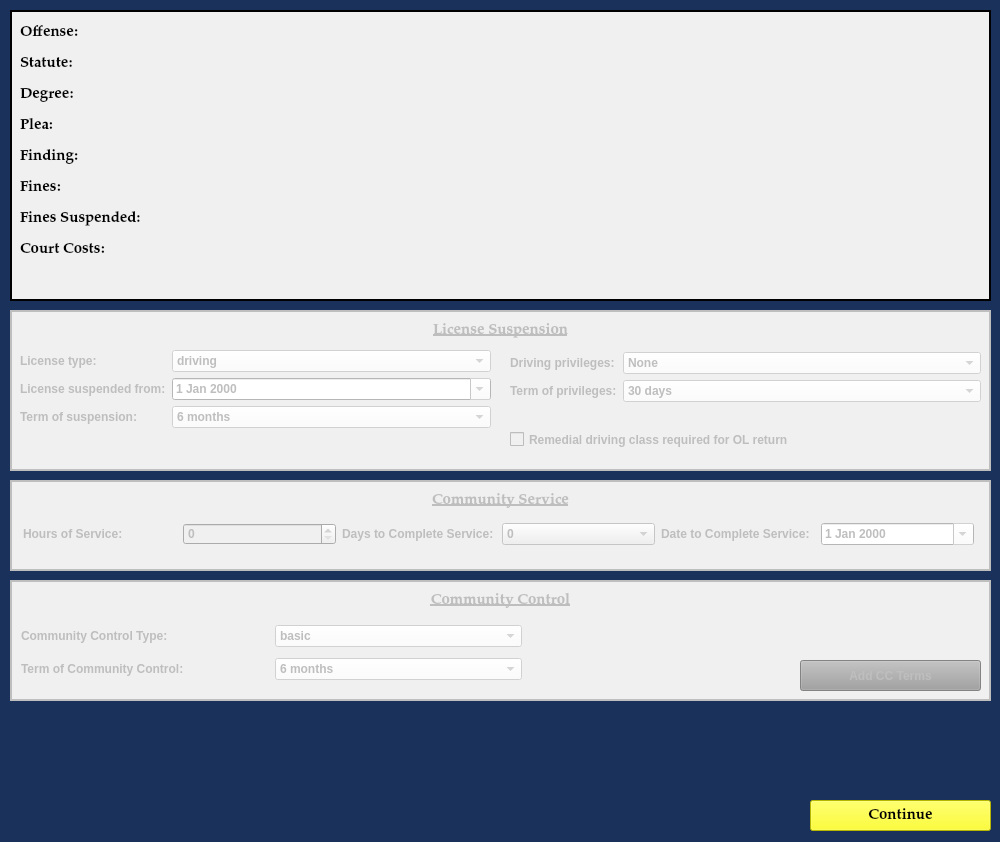
HunterProgram22/MuniEntry, file resources/ui/AddConditionsDialog.ui: the form before one commit.
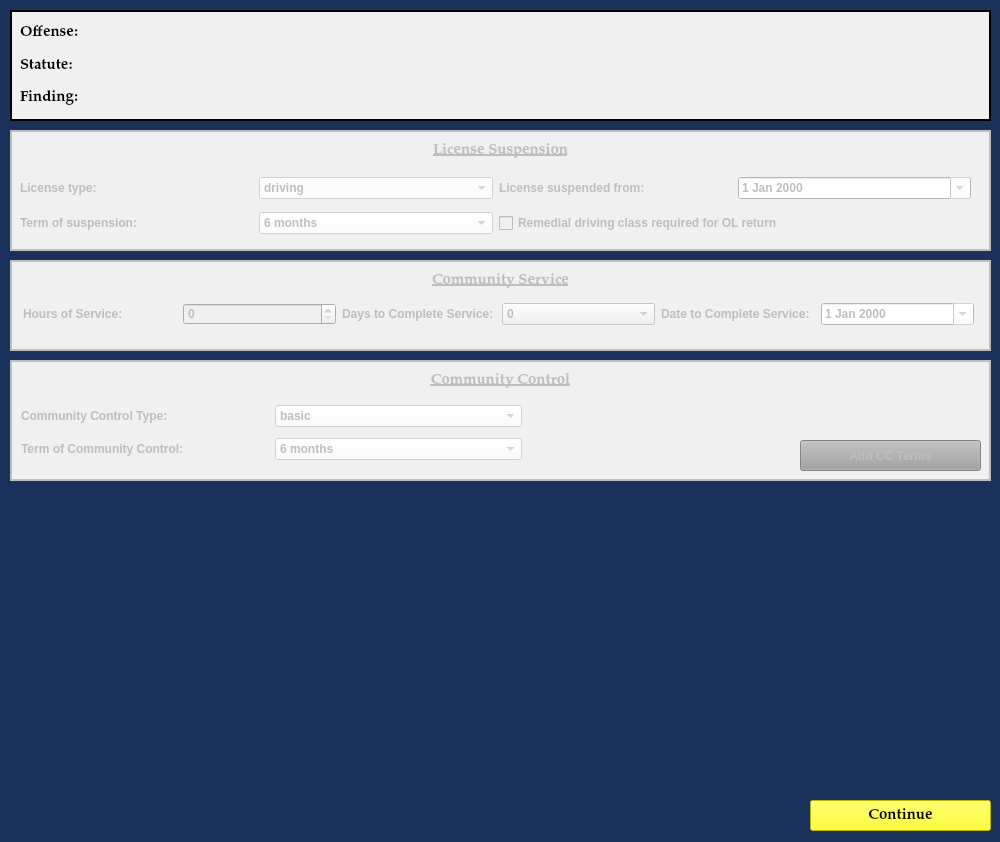
The form after the commit.

Commit message: Fixed if no fine entered to default to 0.

```diff
--- a/resources/ui/AddConditionsDialog.ui
+++ b/resources/ui/AddConditionsDialog.ui
@@ -5,6 +5,9 @@
   <property name="windowModality">
    <enum>Qt::NonModal</enum>
   </property>
+  <property name="enabled">
+   <bool>true</bool>
+  </property>
   <property name="geometry">
    <rect>
     <x>0</x>
@@ -151,7 +154,7 @@
      <x>10</x>
      <y>10</y>
      <width>981</width>
-     <height>291</height>
+     <height>111</height>
     </rect>
    </property>
    <property name="font">
@@ -181,42 +184,10 @@
       <x>10</x>
       <y>10</y>
       <width>961</width>
-      <height>273</height>
+      <height>91</height>
      </rect>
     </property>
     <layout class="QGridLayout" name="charges_gridLayout">
-     <item row="2" column="0">
-      <widget class="QLabel" name="label_20">
-       <property name="font">
-        <font>
-         <family>Palatino Linotype</family>
-         <pointsize>11</pointsize>
-         <weight>75</weight>
-         <italic>false</italic>
-         <bold>true</bold>
-        </font>
-       </property>
-       <property name="text">
-        <string>Degree:</string>
-       </property>
-      </widget>
-     </item>
-     <item row="3" column="0">
-      <widget class="QLabel" name="plea_label_1">
-       <property name="font">
-        <font>
-         <family>Palatino Linotype</family>
-         <pointsize>11</pointsize>
-         <weight>75</weight>
-         <italic>false</italic>
-         <bold>true</bold>
-        </font>
-       </property>
-       <property name="text">
-        <string>Plea:</string>
-       </property>
-      </widget>
-     </item>
      <item row="0" column="0">
       <widget class="QLabel" name="offense_label_1">
        <property name="font">
@@ -236,23 +207,7 @@
        </property>
       </widget>
      </item>
-     <item row="7" column="0">
-      <widget class="QLabel" name="label_16">
-       <property name="font">
-        <font>
-         <family>Palatino Linotype</family>
-         <pointsize>11</pointsize>
-         <weight>75</weight>
-         <italic>false</italic>
-         <bold>true</bold>
-        </font>
-       </property>
-       <property name="text">
-        <string>Court Costs:</string>
-       </property>
-      </widget>
-     </item>
-     <item row="4" column="0">
+     <item row="2" column="0">
       <widget class="QLabel" name="label_14">
        <property name="font">
         <font>
@@ -268,38 +223,6 @@
        </property>
       </widget>
      </item>
-     <item row="5" column="0">
-      <widget class="QLabel" name="label_17">
-       <property name="font">
-        <font>
-         <family>Palatino Linotype</family>
-         <pointsize>11</pointsize>
-         <weight>75</weight>
-         <italic>false</italic>
-         <bold>true</bold>
-        </font>
-       </property>
-       <property name="text">
-        <string>Fines:</string>
-       </property>
-      </widget>
-     </item>
-     <item row="6" column="0">
-      <widget class="QLabel" name="label_10">
-       <property name="font">
-        <font>
-         <family>Palatino Linotype</family>
-         <pointsize>11</pointsize>
-         <weight>75</weight>
-         <italic>false</italic>
-         <bold>true</bold>
-        </font>
-       </property>
-       <property name="text">
-        <string>Fines Suspended:</string>
-       </property>
-      </widget>
-     </item>
      <item row="1" column="0">
       <widget class="QLabel" name="label_19">
        <property name="font">
@@ -316,13 +239,6 @@
        </property>
       </widget>
      </item>
-     <item row="8" column="0">
-      <widget class="QLabel" name="label_25">
-       <property name="text">
-        <string/>
-       </property>
-      </widget>
-     </item>
     </layout>
    </widget>
   </widget>
@@ -352,9 +268,9 @@
    <property name="geometry">
     <rect>
      <x>10</x>
-     <y>310</y>
+     <y>130</y>
      <width>981</width>
-     <height>161</height>
+     <height>121</height>
     </rect>
    </property>
    <property name="styleSheet">
@@ -395,29 +311,16 @@
      <set>Qt::AlignCenter</set>
     </property>
    </widget>
-   <widget class="QCheckBox" name="remedial_driving_class_checkBox">
-    <property name="geometry">
-     <rect>
-      <x>500</x>
-      <y>114</y>
-      <width>471</width>
-      <height>31</height>
-     </rect>
-    </property>
-    <property name="text">
-     <string>Remedial driving class required for OL return</string>
-    </property>
-   </widget>
-   <widget class="QWidget" name="layoutWidget">
+   <widget class="QWidget" name="">
     <property name="geometry">
      <rect>
       <x>10</x>
       <y>40</y>
-      <width>471</width>
-      <height>101</height>
+      <width>951</width>
+      <height>71</height>
      </rect>
     </property>
-    <layout class="QFormLayout" name="formLayout">
+    <layout class="QGridLayout" name="gridLayout_3">
      <item row="0" column="0">
       <widget class="QLabel" name="label_9">
        <property name="text">
@@ -447,14 +350,14 @@
        </item>
       </widget>
      </item>
-     <item row="1" column="0">
+     <item row="0" column="2">
       <widget class="QLabel" name="label_18">
        <property name="text">
         <string>License suspended from:</string>
        </property>
       </widget>
      </item>
-     <item row="1" column="1">
+     <item row="0" column="3">
       <widget class="QDateEdit" name="license_suspension_date_box">
        <property name="styleSheet">
         <string notr="true">background-color: rgb(255, 255, 255);</string>
@@ -464,14 +367,14 @@
        </property>
       </widget>
      </item>
-     <item row="2" column="0">
+     <item row="1" column="0">
       <widget class="QLabel" name="label_21">
        <property name="text">
         <string>Term of suspension:</string>
        </property>
       </widget>
      </item>
-     <item row="2" column="1">
+     <item row="1" column="1">
       <widget class="QComboBox" name="term_of_suspension_box">
        <property name="styleSheet">
         <string notr="true">background-color: rgb(255, 255, 255);</string>
@@ -498,76 +401,13 @@
        </item>
       </widget>
      </item>
-    </layout>
-   </widget>
-   <widget class="QWidget" name="layoutWidget">
-    <property name="geometry">
-     <rect>
-      <x>500</x>
-      <y>42</y>
-      <width>471</width>
-      <height>66</height>
-     </rect>
-    </property>
-    <layout class="QFormLayout" name="formLayout_2">
-     <item row="0" column="0">
-      <widget class="QLabel" name="label_11">
+     <item row="1" column="2" colspan="2">
+      <widget class="QCheckBox" name="remedial_driving_class_checkBox">
        <property name="text">
-        <string>Driving privileges:</string>
+        <string>Remedial driving class required for OL return</string>
        </property>
       </widget>
      </item>
-     <item row="0" column="1">
-      <widget class="QComboBox" name="driving_privileges_type_box">
-       <property name="styleSheet">
-        <string notr="true">background-color: rgb(255, 255, 255);</string>
-       </property>
-       <item>
-        <property name="text">
-         <string>None</string>
-        </property>
-       </item>
-       <item>
-        <property name="text">
-         <string>Unlimited - CIID</string>
-        </property>
-       </item>
-       <item>
-        <property name="text">
-         <string>Unlimited reduced-fee CIID</string>
-        </property>
-       </item>
-       <item>
-        <property name="text">
-         <string>Limited</string>
-        </property>
-       </item>
-      </widget>
-     </item>
-     <item row="1" column="0">
-      <widget class="QLabel" name="label_12">
-       <property name="text">
-        <string>Term of privileges:</string>
-       </property>
-      </widget>
-     </item>
-     <item row="1" column="1">
-      <widget class="QComboBox" name="term_of_privileges_box">
-       <property name="styleSheet">
-        <string notr="true">background-color: rgb(255, 255, 255);</string>
-       </property>
-       <item>
-        <property name="text">
-         <string>30 days</string>
-        </property>
-       </item>
-       <item>
-        <property name="text">
-         <string>Unlimited</string>
-        </property>
-       </item>
-      </widget>
-     </item>
     </layout>
    </widget>
   </widget>
@@ -578,7 +418,7 @@
    <property name="geometry">
     <rect>
      <x>10</x>
-     <y>480</y>
+     <y>260</y>
      <width>981</width>
      <height>91</height>
     </rect>
@@ -714,7 +554,7 @@
    <property name="geometry">
     <rect>
      <x>10</x>
-     <y>580</y>
+     <y>360</y>
      <width>981</width>
      <height>121</height>
     </rect>
```
The commit also changes 8 other files.
